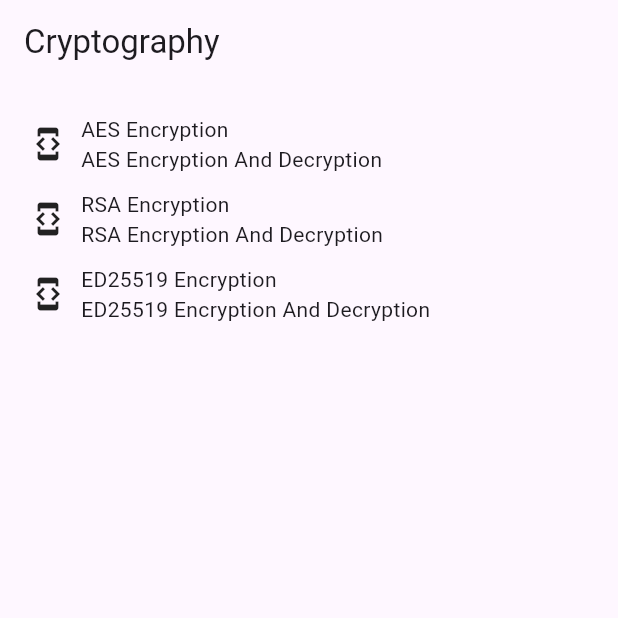
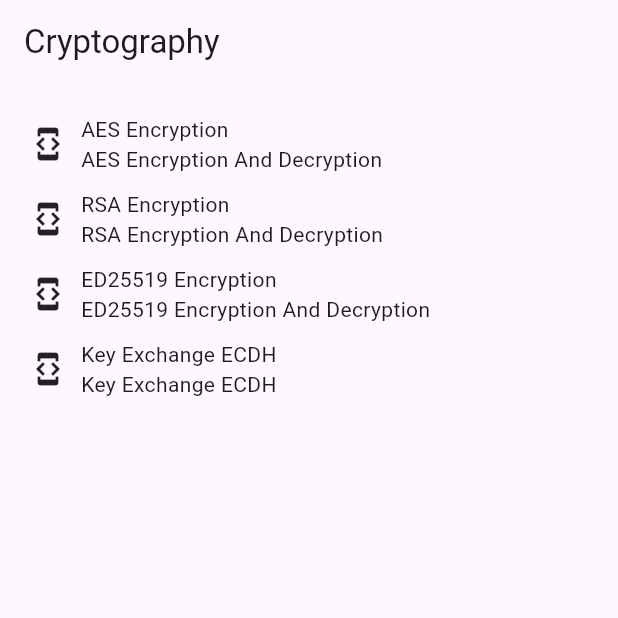
Before and after one commit to fadlurahmanfdev/flutter_feature_crypto, a Flutter app: the screen it shows after launch, on a phone screen of 412 x 824 dp, the top half of it. Run offline on Flutter 3.47's test engine with Material 3 defaults, Android fonts, the phone set to English and light mode, and no system bars; our stand-ins replace basic_utils; missing offline and left inert: cryptography, ed25519_edwards, encrypt, pointycastle.

Commit message:
fix(ec): add ecdh implementation

```diff
--- a/example/lib/main.dart
+++ b/example/lib/main.dart
@@ -58,6 +58,7 @@ class _MyHomePageState extends State<MyHomePage> {
   late CryptoRSARepository cryptoRSARepository;
   late CryptoAESRepository cryptoAESRepository;
   late CryptoED25519Repository cryptoED25519Repository;
+  late FeatureCryptoEC featureCryptoEC;
   List<FeatureModel> features = [
     FeatureModel(
       title: 'AES Encryption',
@@ -73,7 +74,12 @@ class _MyHomePageState extends State<MyHomePage> {
       title: 'ED25519 Encryption',
       desc: 'ED25519 Encryption And Decryption',
       key: 'ED25519',
-    )
+    ),
+    FeatureModel(
+      title: 'Key Exchange ECDH',
+      desc: 'Key Exchange ECDH',
+      key: 'KEY_EXCHANGE_ECDH',
+    ),
   ];
 
   @override
@@ -82,6 +88,7 @@ class _MyHomePageState extends State<MyHomePage> {
     cryptoRSARepository = CryptoRSARepositoryImpl();
     cryptoAESRepository = CryptoAESRepositoryImpl();
     cryptoED25519Repository = CryptoED25519RepositoryIml();
+    featureCryptoEC = FeatureCryptoEC();
   }
 
   @override
@@ -162,6 +169,16 @@ class _MyHomePageState extends State<MyHomePage> {
                     log("IS SIGNATURE VERIFIED: $isSignatureVerified");
                   }
                   break;
+                case "KEY_EXCHANGE_ECDH":
+                  final bobKeyPair = await featureCryptoEC.generateKeyPair();
+                  log("BOB PRIVATE KEY: ${bobKeyPair.privateKey}");
+                  log("BOB PUBLIC KEY: ${bobKeyPair.publicKey}");
+                  final aliceKeyPair = await featureCryptoEC.generateKeyPair();
+                  log("ALICE PRIVATE KEY: ${aliceKeyPair.privateKey}");
+                  log("ALICE PUBLIC KEY: ${aliceKeyPair.publicKey}");
+                  final agreement = await featureCryptoEC.generateSharedSecret(encodedPrivateKey: bobKeyPair.privateKey, peerEncodedPublicKey: aliceKeyPair.publicKey);
+                  log("AGREEMENT: $agreement");
+                  break;
               }
             },
             child: ItemFeatureWidget(feature: feature),
--- a/lib/flutter_feature_crypto.dart
+++ b/lib/flutter_feature_crypto.dart
@@ -10,3 +10,5 @@ export 'data/repositories/crypto_rsa_repository.dart';
 export 'data/repositories/crypto_rsa_repository_impl.dart';
 export 'data/repositories/crypto_ed25519_repository.dart';
 export 'data/repositories/crypto_ed25519_repository_impl.dart';
+
+export 'src/feature_crypto_ec.dart';
--- a/pubspec.yaml
+++ b/pubspec.yaml
@@ -1,6 +1,6 @@
 name: flutter_feature_crypto
 description: "Flutter library that provides a cryptography solution using a repository implementation. This library simplifies the process of handling cryptographic functions such as encryption, decryption, hashing, and digital signatures by leveraging a structured repository pattern. It is designed to be easy to integrate into any Flutter project, ensuring secure data handling and storage with a flexible and scalable architecture."
-version: 0.0.5
+version: 0.0.6
 homepage: https://github.com/fadlurahmanfdev/flutter_feature_crypto
 
 environment:
@@ -12,6 +12,7 @@ dependencies:
     sdk: flutter
 
   basic_utils: ^5.7.0
+  cryptography: ^2.5.0
   ed25519_edwards: ^0.3.1
   encrypt: ^5.0.3
   pointycastle: ^3.7.4
```
Also changed, not shown: example/lib/presentation/widget/feature_widget.dart (+0 -19 lines), lib/src/feature_crypto_ec.dart (added, +27 -0 lines), example/pubspec.lock, 2 other files.
